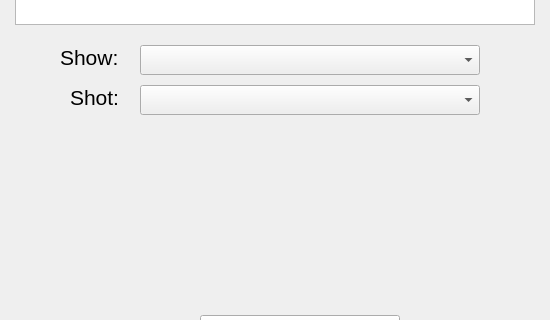
Before: the Qt Designer form __QtFiles__/Widgets/ScriptsBrowser_GUI_v002.ui in zackthomas1/NukeFileManager, drawn with Qt 5; both pictures show x 0 to 550 and y 325 to 645 of the 550 by 799 pixel window.
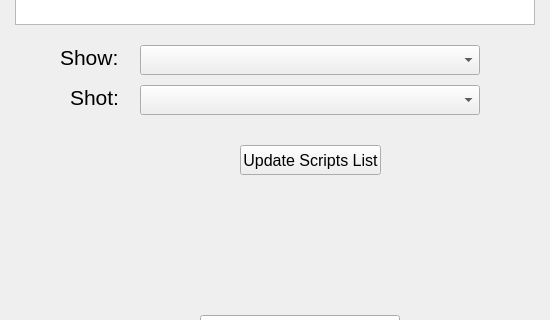
After: the same form once the commit is applied.

```diff
--- a/__QtFiles__/Widgets/ScriptsBrowser_GUI_v002.ui
+++ b/__QtFiles__/Widgets/ScriptsBrowser_GUI_v002.ui
@@ -133,6 +133,24 @@
      <string>Shot: </string>
     </property>
    </widget>
+   <widget class="QPushButton" name="updateScriptsList_pushButton">
+    <property name="geometry">
+     <rect>
+      <x>240</x>
+      <y>470</y>
+      <width>141</width>
+      <height>30</height>
+     </rect>
+    </property>
+    <property name="font">
+     <font>
+      <pointsize>12</pointsize>
+     </font>
+    </property>
+    <property name="text">
+     <string>Update Scripts List</string>
+    </property>
+   </widget>
   </widget>
  </widget>
  <resources/>
```
